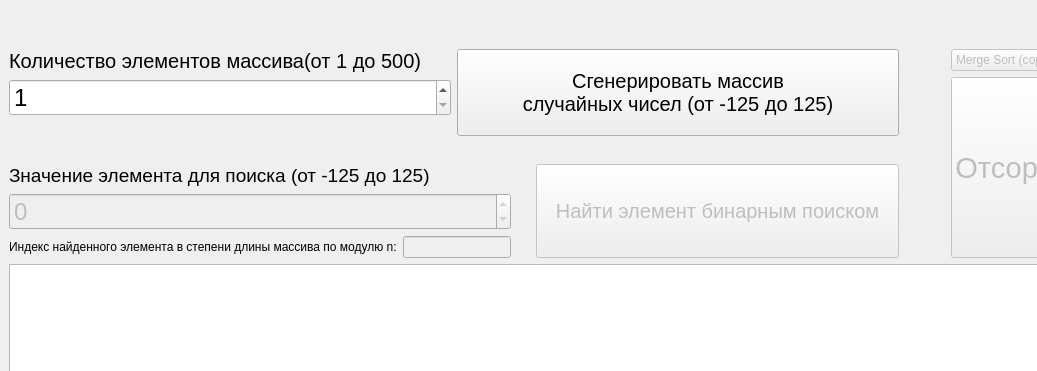
Qt form LabWork_4/Task_2/mainwindow.ui (deviyan13/Labs2Sem) before a commit; both pictures show x 0 to 1037 and y 0 to 371 of the 1276 by 707 pixel window.
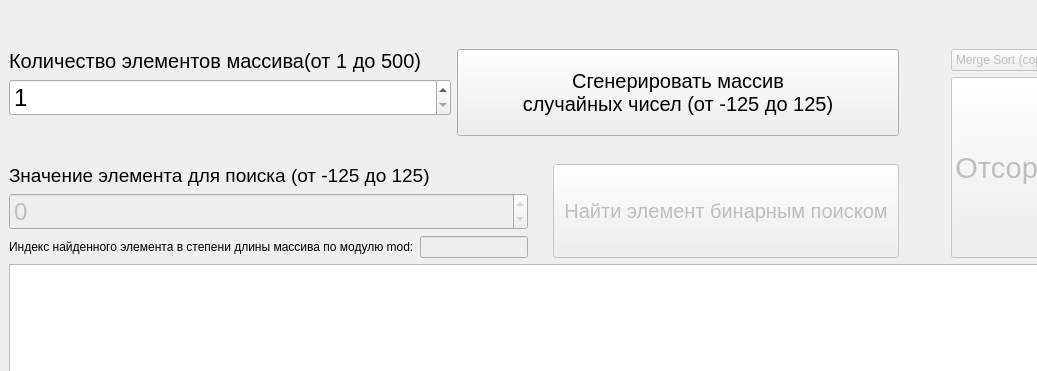
The same form after that commit. Icons and pictures are not drawn.

```diff
--- a/LabWork_4/Task_2/mainwindow.ui
+++ b/LabWork_4/Task_2/mainwindow.ui
@@ -269,7 +269,7 @@
               <item>
                <widget class="QLabel" name="label_3">
                 <property name="text">
-                 <string>Индекс найденного элемента в степени длины массива по модулю n:</string>
+                 <string>Индекс найденного элемента в степени длины массива по модулю mod:</string>
                 </property>
                </widget>
               </item>
```
Left out of the diff: 178 changed lines with no effect on the pictures.
